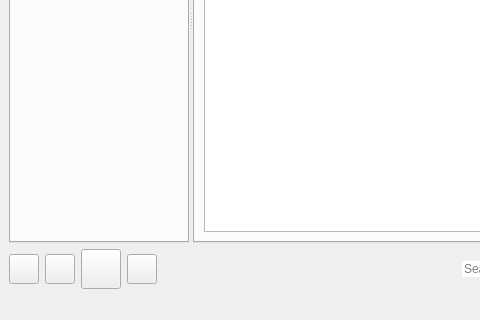
Before: the Qt Designer form mainwindow.ui in grzesiekkedzior/TuneScape, drawn with Qt 5; both pictures show x 0 to 480 and y 232 to 552 of the 911 by 552 pixel window.
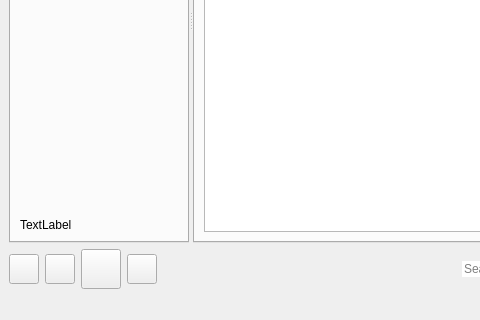
After: the same form once the commit is applied. Icons and pictures are not drawn.

Commit message: Add a radio station icon currently playing.

The edit to the form file:
```diff
--- a/mainwindow.ui
+++ b/mainwindow.ui
@@ -247,6 +247,13 @@
                </property>
               </widget>
              </item>
+             <item>
+              <widget class="QLabel" name="infoData">
+               <property name="text">
+                <string>TextLabel</string>
+               </property>
+              </widget>
+             </item>
             </layout>
            </widget>
            <widget class="QWidget" name="infoTab">
```
